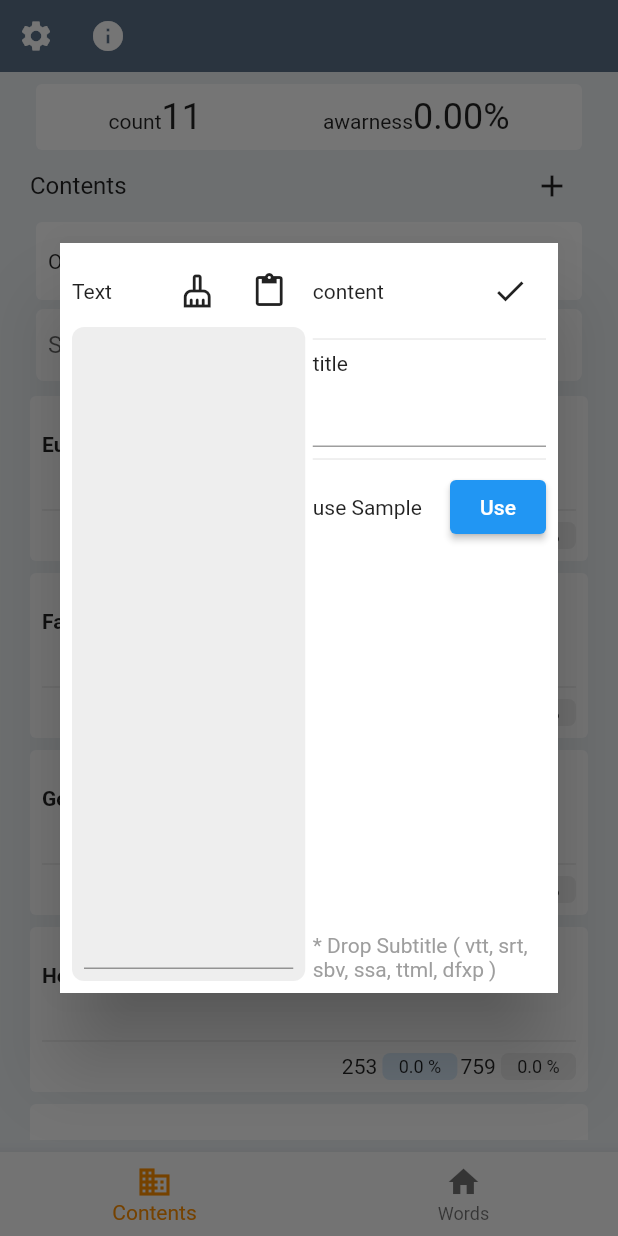
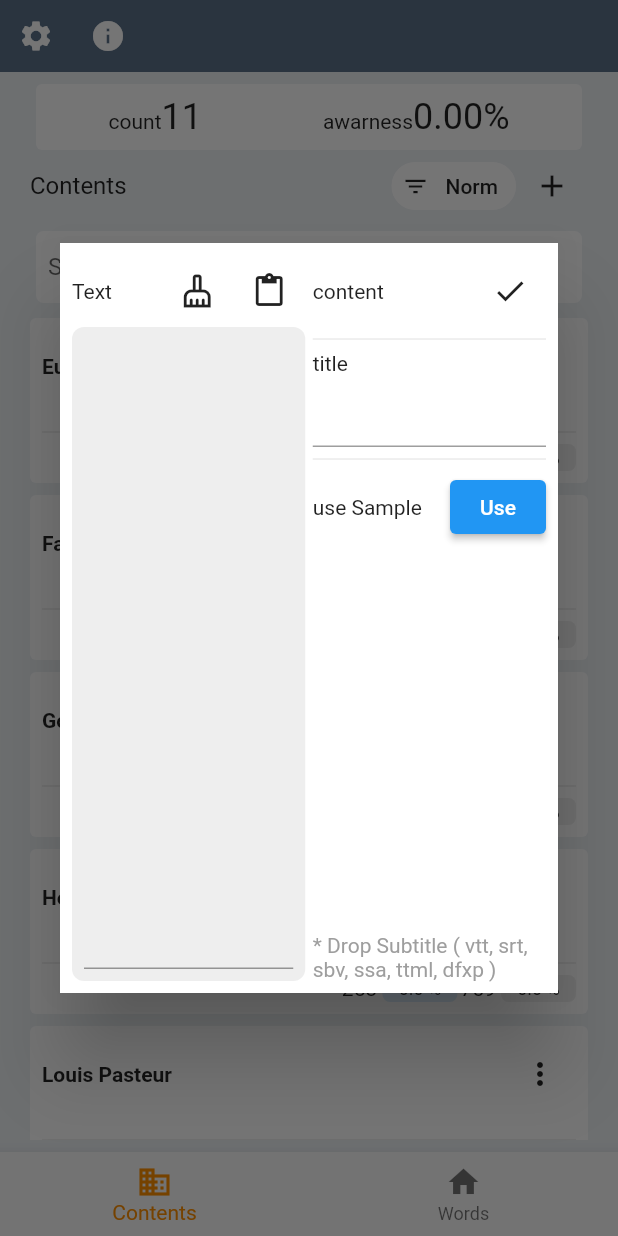
Before and after one commit to hpn33/landlearn, a Flutter app: the screen it shows after launch, after a tap on the "add" icon, on a phone screen of 412 x 824 dp. Run offline on Flutter 3.47's test engine with Material 2 defaults, Android fonts, the phone set to English and light mode, and no system bars; our stand-ins replace flutter_hooks, flutter_riverpod, hive_flutter, hooks_riverpod, moor; missing offline and left inert: desktop_drop, subtitle, translator; accounts and stored records are empty; generated files the repository leaves out were written again; project files that could hold a hidden picture were left out.

Commit message:
[CHANGE] shorter order button

```diff
--- /dev/null
+++ b/lib/ui/page/home/content_view/content_order_button.dart
@@ -0,0 +1,45 @@
+import 'package:flutter/material.dart';
+import 'package:hooks_riverpod/hooks_riverpod.dart';
+import 'package:landlearn/logic/util/menu_position.dart';
+
+import 'content_view.dart';
+
+class ContentOrderButton extends ConsumerWidget {
+  const ContentOrderButton({Key? key}) : super(key: key);
+
+  @override
+  Widget build(BuildContext context, ref) {
+    final order = ref.watch(ContentView.orderProvider.state);
+
+    return ActionChip(
+      avatar: const Icon(Icons.filter_list),
+      label: Text(order.state),
+      backgroundColor: Colors.white,
+      onPressed: () {
+        final position = buttonMenuPosition(context);
+
+        showMenu<String>(
+          context: context,
+          position: position,
+          initialValue: order.state,
+          items: [
+            PopupMenuItem(
+              child: const Text('Norm'),
+              value: 'Norm',
+              onTap: () {
+                order.state = 'Norm';
+              },
+            ),
+            PopupMenuItem(
+              child: const Text('Last'),
+              value: 'Last',
+              onTap: () {
+                order.state = 'Last';
+              },
+            ),
+          ],
+        );
+      },
+    );
+  }
+}
--- a/lib/ui/page/home/content_view/content_view.dart
+++ b/lib/ui/page/home/content_view/content_view.dart
@@ -6,6 +6,7 @@ import 'package:landlearn/logic/model/content_notifier.dart';
 import 'package:landlearn/ui/float/add_content_dialog.dart';
 
 import 'content_item.dart';
+import 'content_order_button.dart';
 import 'content_short_status.dart';
 
 class ContentView extends StatelessWidget {
@@ -48,7 +49,7 @@ class ContentView extends StatelessWidget {
         children: [
           const ContentShortStatus(),
           _toolBar(context),
-          _order(),
+          // _order(),
           _search(),
           Expanded(
             child: contentListWidget(context),
@@ -68,6 +69,10 @@ class ContentView extends StatelessWidget {
             style: TextStyle(fontSize: 16),
           ),
           const Spacer(),
+
+          // filter list
+          const ContentOrderButton(),
+          // add item
           IconButton(
             icon: const Icon(Icons.add),
             onPressed: () {
@@ -82,37 +87,37 @@ class ContentView extends StatelessWidget {
     );
   }
 
-  Widget _order() {
-    return HookConsumer(builder: (context, ref, child) {
-      final order = ref.watch(orderProvider);
+  // Widget _order() {
+  //   return HookConsumer(builder: (context, ref, child) {
+  //     final order = ref.watch(orderProvider);
 
-      return Card(
-        margin: const EdgeInsets.symmetric(horizontal: 16.0),
-        elevation: 0,
-        child: Padding(
-          padding: const EdgeInsets.symmetric(horizontal: 8.0, vertical: 2),
-          child: Row(
-            children: [
-              const Text('Order'),
-              const Spacer(),
-              TextButton(
-                child: const Text('Norm'),
-                onPressed: order == 'Norm'
-                    ? null
-                    : () => ref.read(orderProvider.state).state = 'Norm',
-              ),
-              TextButton(
-                child: const Text('Last'),
-                onPressed: order == 'Last'
-                    ? null
-                    : () => ref.read(orderProvider.state).state = 'Last',
-              ),
-            ],
-          ),
-        ),
-      );
-    });
-  }
+  //     return Card(
+  //       margin: const EdgeInsets.symmetric(horizontal: 16.0),
+  //       elevation: 0,
+  //       child: Padding(
+  //         padding: const EdgeInsets.symmetric(horizontal: 8.0, vertical: 2),
+  //         child: Row(
+  //           children: [
+  //             const Text('Order'),
+  //             const Spacer(),
+  //             TextButton(
+  //               child: const Text('Norm'),
+  //               onPressed: order == 'Norm'
+  //                   ? null
+  //                   : () => ref.read(orderProvider.state).state = 'Norm',
+  //             ),
+  //             TextButton(
+  //               child: const Text('Last'),
+  //               onPressed: order == 'Last'
+  //                   ? null
+  //                   : () => ref.read(orderProvider.state).state = 'Last',
+  //             ),
+  //           ],
+  //         ),
+  //       ),
+  //     );
+  //   });
+  // }
 
   Widget _search() => HookConsumer(
         builder: (context, ref, child) {
--- a/lib/ui/page/home/word_view/word_view.dart
+++ b/lib/ui/page/home/word_view/word_view.dart
@@ -5,6 +5,7 @@ import 'package:landlearn/logic/model/word_category_notifier.dart';
 import 'package:landlearn/logic/model/word_hub.dart';
 import 'package:landlearn/logic/model/word_notifier.dart';
 import 'package:landlearn/ui/component/word_section_widget.dart';
+import 'package:landlearn/ui/page/home/word_view/word_order_button.dart';
 import 'package:landlearn/ui/page/home/word_view/word_short_status.dart';
 
 import '../../../float/add_word_dialog.dart';
@@ -78,7 +79,7 @@ class WordView extends StatelessWidget {
         children: [
           const WordShortStatus(),
           _toolBar(context),
-          _order(),
+          // _order(),
           _search(),
           Expanded(
             child: listViewWidget(),
@@ -99,6 +100,9 @@ class WordView extends StatelessWidget {
           ),
           // statusOfWord(),
           const Spacer(),
+
+          //
+          const WordOrderButton(),
           IconButton(
             icon: const Icon(Icons.add),
             onPressed: () {
@@ -113,43 +117,43 @@ class WordView extends StatelessWidget {
     );
   }
 
-  Widget _order() {
-    return HookConsumer(builder: (context, ref, child) {
-      final order = ref.watch(orderProvider);
+  // Widget _order() {
+  //   return HookConsumer(builder: (context, ref, child) {
+  //     final order = ref.watch(orderProvider);
 
-      return Card(
-        margin: const EdgeInsets.symmetric(horizontal: 16.0),
-        elevation: 0,
-        child: Padding(
-          padding: const EdgeInsets.symmetric(horizontal: 8.0, vertical: 2),
-          child: Row(
-            children: [
-              const Text('Order'),
-              const Spacer(),
-              TextButton(
-                child: const Text('Norm'),
-                onPressed: order == 'Norm'
-                    ? null
-                    : () => ref.read(orderProvider.state).state = 'Norm',
-              ),
-              TextButton(
-                child: const Text('Most'),
-                onPressed: order == 'Most'
-                    ? null
-                    : () => ref.read(orderProvider.state).state = 'Most',
-              ),
-              TextButton(
-                child: const Text('Last'),
-                onPressed: order == 'Last'
-                    ? null
-                    : () => ref.read(orderProvider.state).state = 'Last',
-              ),
-            ],
-          ),
-        ),
-      );
-    });
-  }
+  //     return Card(
+  //       margin: const EdgeInsets.symmetric(horizontal: 16.0),
+  //       elevation: 0,
+  //       child: Padding(
+  //         padding: const EdgeInsets.symmetric(horizontal: 8.0, vertical: 2),
+  //         child: Row(
+  //           children: [
+  //             const Text('Order'),
+  //             const Spacer(),
+  //             TextButton(
+  //               child: const Text('Norm'),
+  //               onPressed: order == 'Norm'
+  //                   ? null
+  //                   : () => ref.read(orderProvider.state).state = 'Norm',
+  //             ),
+  //             TextButton(
+  //               child: const Text('Most'),
+  //               onPressed: order == 'Most'
+  //                   ? null
+  //                   : () => ref.read(orderProvider.state).state = 'Most',
+  //             ),
+  //             TextButton(
+  //               child: const Text('Last'),
+  //               onPressed: order == 'Last'
+  //                   ? null
+  //                   : () => ref.read(orderProvider.state).state = 'Last',
+  //             ),
+  //           ],
+  //         ),
+  //       ),
+  //     );
+  //   });
+  // }
 
   Widget _search() => HookConsumer(
         builder: (context, ref, child) {
```
Also changed, not shown: lib/logic/util/menu_position.dart (added, +30 -0 lines), lib/ui/page/home/word_view/word_order_button.dart (added, +52 -0 lines).
